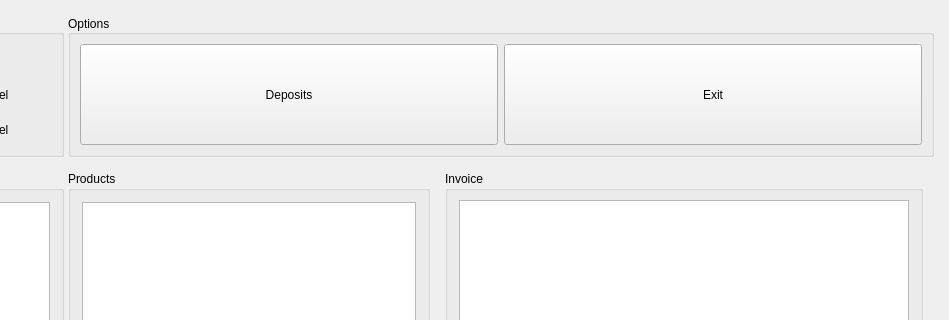
eguzki/penyamanager, file penyamanager/mainwindow.ui: the form before one commit; both pictures show x 251 to 1200 and y 0 to 320 of the 1200 by 900 pixel window.
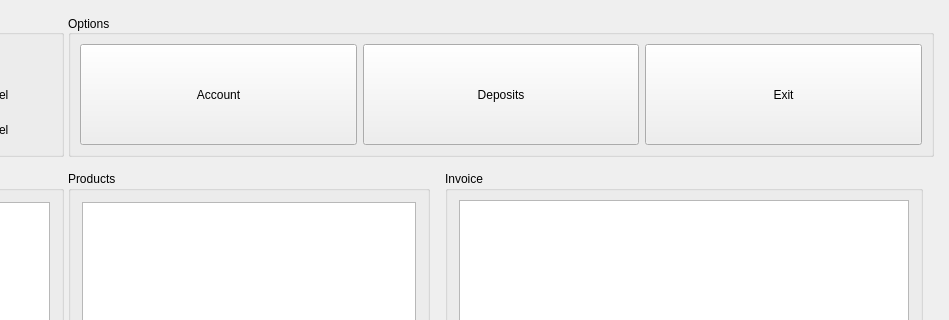
The form after the commit.

Diff of the .ui file:
```diff
--- a/penyamanager/mainwindow.ui
+++ b/penyamanager/mainwindow.ui
@@ -230,6 +230,19 @@
          <property name="bottomMargin">
           <number>9</number>
          </property>
+         <item>
+          <widget class="QPushButton" name="accountButton">
+           <property name="sizePolicy">
+            <sizepolicy hsizetype="Minimum" vsizetype="Expanding">
+             <horstretch>0</horstretch>
+             <verstretch>0</verstretch>
+            </sizepolicy>
+           </property>
+           <property name="text">
+            <string>Account</string>
+           </property>
+          </widget>
+         </item>
          <item>
           <widget class="QPushButton" name="depositsButton">
            <property name="sizePolicy">
```
